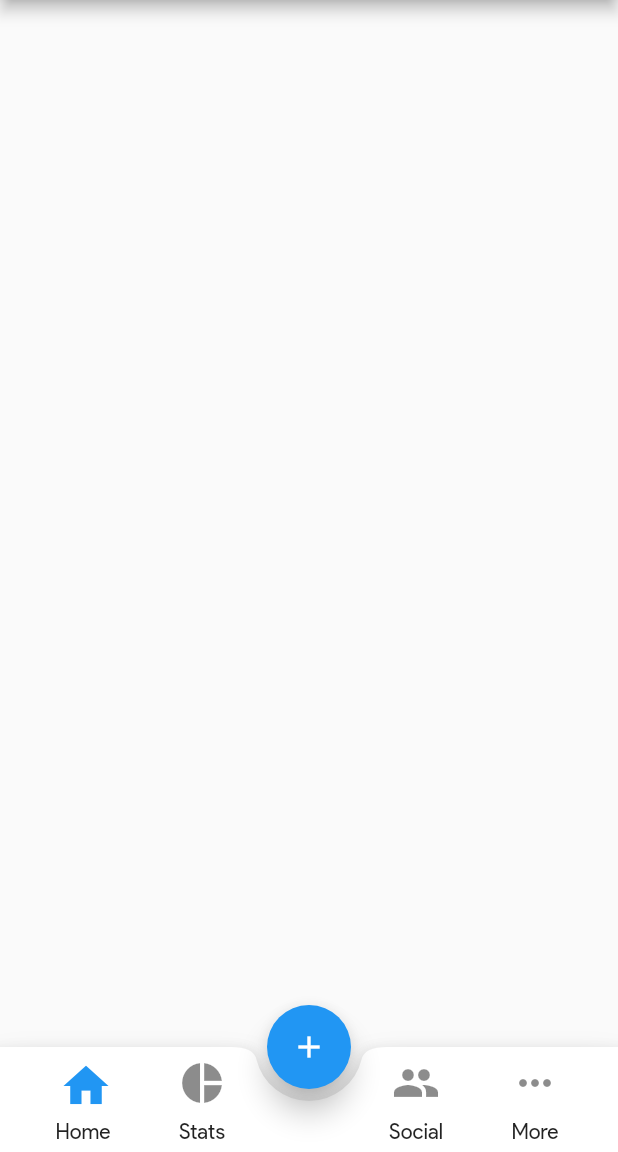
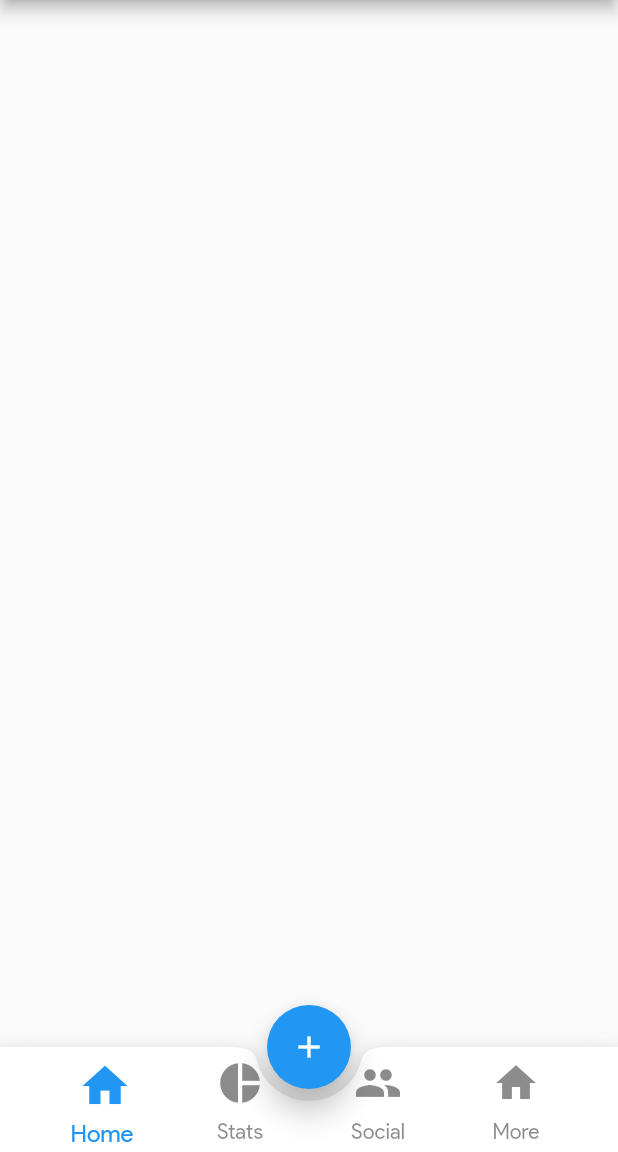
Before and after one commit to erluxman/productivelegacy, a Flutter app: the screen it shows after launch, on a phone screen of 412 x 824 dp, the part 84-1236 px from its top. Run offline on Flutter 3.47's test engine with Material 2 defaults, Android fonts, the phone set to English and light mode, and no system bars.

Commit message:
refactoring for code reuse

```diff
--- a/lib/ui/home.dart
+++ b/lib/ui/home.dart
@@ -20,7 +20,7 @@ class HomePage extends StatelessWidget {
       ),
       bottomNavigationBar: BottomAppBar(
         shape: CircularNotchedRectangle(),
-        child: BottomAppbarRow(),
+        child: BottomAppbarContainer(),
         notchMargin: 8.0,
       ),
       floatingActionButtonLocation: FloatingActionButtonLocation.centerDocked,
@@ -28,7 +28,32 @@ class HomePage extends StatelessWidget {
   }
 }
 
+class BottomAppbarContainer extends StatelessWidget {
+  @override
+  Widget build(BuildContext context) {
+    List<AppbarMenuData> appBarMenuData = [
+      AppbarMenuData(title: "Home", icon: Icons.home, index: 0),
+      AppbarMenuData(title: "Stats", icon: Icons.pie_chart, index: 1),
+      AppbarMenuData(title: "Social", icon: Icons.people, index: 2),
+      AppbarMenuData(title: "More", icon: Icons.home, index: 3),
+    ];
+    return BottomAppbarRow(appBarMenuData);
+  }
+}
+
+class AppbarMenuData {
+  const AppbarMenuData({this.title, this.icon, this.index});
+
+  final String title;
+  final IconData icon;
+  final int index;
+}
+
 class BottomAppbarRow extends StatefulWidget {
+  const BottomAppbarRow(this.data);
+
+  final List<AppbarMenuData> data;
+
   @override
   _BottomAppbarRowState createState() => _BottomAppbarRowState();
 }
@@ -40,65 +65,31 @@ class _BottomAppbarRowState extends State<BottomAppbarRow> {
   Widget build(BuildContext context) {
     return Row(
       mainAxisAlignment: MainAxisAlignment.spaceEvenly,
-      children: <Widget>[
-        AppbarMenu(
-          text: "Home",
-          icon: Icons.home,
-          isActive: currentIndex == 0,
+      children: widget.data.map((AppbarMenuData data) {
+        return AppbarMenu(
+          title: data.title,
+          icon: data.icon,
+          isActive: data.index == currentIndex,
           callBack: () {
             setState(() {
-              currentIndex = 0;
+              currentIndex = data.index;
             });
           },
-        ),
-        AppbarMenu(
-          text: "Stats",
-          icon: Icons.pie_chart,
-          isActive: currentIndex == 1,
-          callBack: () {
-            setState(() {
-              currentIndex = 1;
-            });
-          },
-        ),
-        Container(
-          height: 0,
-          width: 32,
-        ),
-        AppbarMenu(
-          text: "Social",
-          icon: Icons.people,
-          isActive: currentIndex == 2,
-          callBack: () {
-            setState(() {
-              currentIndex = 2;
-            });
-          },
-        ),
-        AppbarMenu(
-          text: "More",
-          icon: Icons.more_horiz,
-          isActive: currentIndex == 3,
-          callBack: () {
-            setState(() {
-              currentIndex = 3;
-            });
-          },
-        ),
-      ],
+        );
+      }).toList(),
     );
   }
 }
 
 class AppbarMenu extends StatelessWidget {
   const AppbarMenu({
-    this.text = "",
+    this.title = "",
     this.icon,
     this.isActive,
     this.callBack,
   });
 
-  final String text;
+  final String title;
   final IconData icon;
   final bool isActive;
   final Function() callBack;
@@ -119,7 +110,13 @@ class AppbarMenu extends StatelessWidget {
               size: isActive ? 36 : 32,
             ),
           ),
-          Text(text),
+          Text(
+            title,
+            style: TextStyle(
+              color: isActive ? Colors.blue : Colors.black45,
+              fontSize: isActive ? 16 : 14,
+            ),
+          ),
         ],
       ),
     );
```
